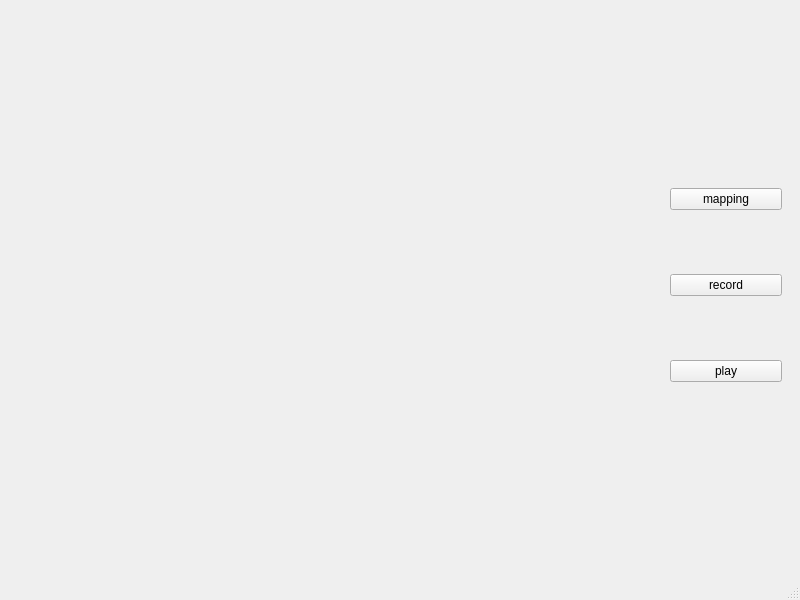
This is ui/main_window.ui in ccccccc7/cqt as Qt 5 draws it before an edit. The edited form follows.
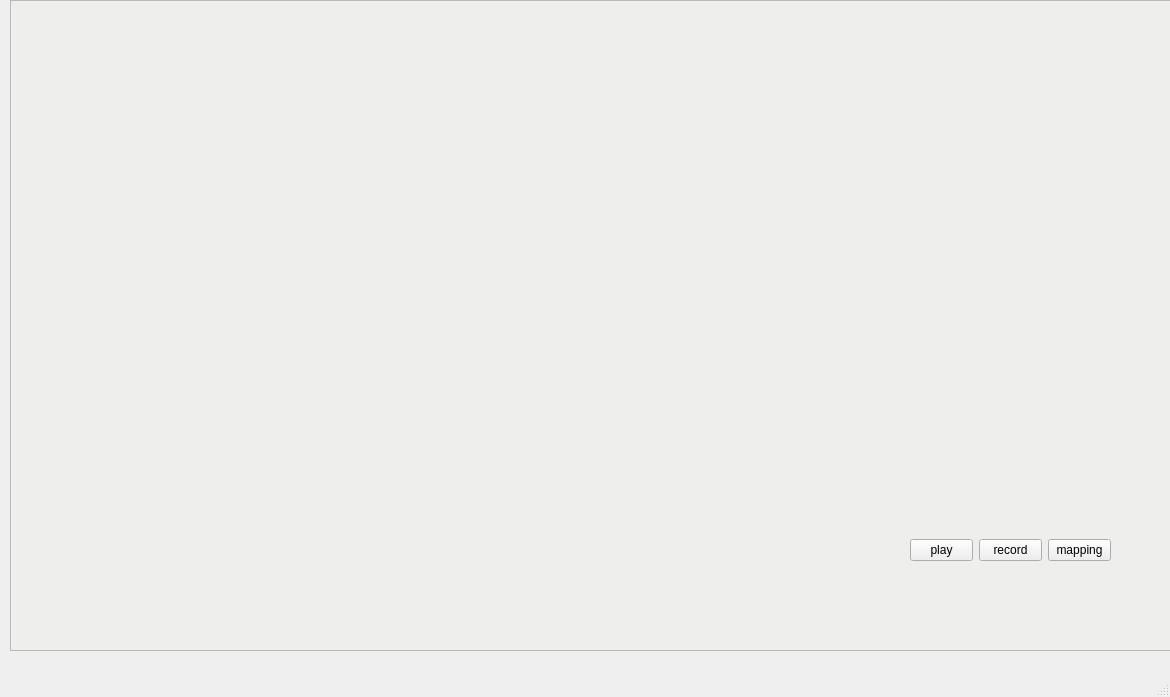
This is the edited form.

```diff
--- a/ui/main_window.ui
+++ b/ui/main_window.ui
@@ -6,38 +6,43 @@
    <rect>
     <x>0</x>
     <y>0</y>
-    <width>800</width>
-    <height>600</height>
+    <width>1170</width>
+    <height>697</height>
    </rect>
   </property>
   <property name="windowTitle">
    <string>MainWindow</string>
   </property>
   <widget class="QWidget" name="centralwidget">
-   <widget class="QWidget" name="layoutWidget">
+   <widget class="QListView" name="listView">
     <property name="geometry">
      <rect>
-      <x>670</x>
-      <y>130</y>
-      <width>112</width>
-      <height>311</height>
+      <x>10</x>
+      <y>0</y>
+      <width>1171</width>
+      <height>651</height>
      </rect>
     </property>
-    <layout class="QVBoxLayout" name="verticalLayout">
-     <item>
-      <widget class="QPushButton" name="btn_mapping">
-       <property name="text">
-        <string>mapping</string>
-       </property>
-      </widget>
-     </item>
-     <item>
-      <widget class="QPushButton" name="btn_record">
-       <property name="text">
-        <string>record</string>
-       </property>
-      </widget>
-     </item>
+    <property name="minimumSize">
+     <size>
+      <width>1171</width>
+      <height>0</height>
+     </size>
+    </property>
+    <property name="styleSheet">
+     <string notr="true">background-color: rgb(238, 238, 236);</string>
+    </property>
+   </widget>
+   <widget class="QWidget" name="horizontalLayoutWidget">
+    <property name="geometry">
+     <rect>
+      <x>910</x>
+      <y>500</y>
+      <width>201</width>
+      <height>101</height>
+     </rect>
+    </property>
+    <layout class="QHBoxLayout" name="horizontalLayout">
      <item>
       <widget class="QPushButton" name="btn_play">
        <property name="text">
@@ -45,8 +50,39 @@
        </property>
       </widget>
      </item>
+     <item>
+      <widget class="QPushButton" name="btn_record">
+       <property name="maximumSize">
+        <size>
+         <width>1059</width>
+         <height>16777215</height>
+        </size>
+       </property>
+       <property name="text">
+        <string>record</string>
+       </property>
+      </widget>
+     </item>
+     <item>
+      <widget class="QPushButton" name="btn_mapping">
+       <property name="text">
+        <string>mapping</string>
+       </property>
+      </widget>
+     </item>
     </layout>
    </widget>
+   <widget class="QWidget" name="verticalLayoutWidget">
+    <property name="geometry">
+     <rect>
+      <x>30</x>
+      <y>50</y>
+      <width>851</width>
+      <height>511</height>
+     </rect>
+    </property>
+    <layout class="QVBoxLayout" name="verticalLayout_rviz"/>
+   </widget>
   </widget>
   <widget class="QMenuBar" name="menubar">
    <property name="geometry">
```
Left out of the diff: 4 changed lines with no effect on the pictures.
